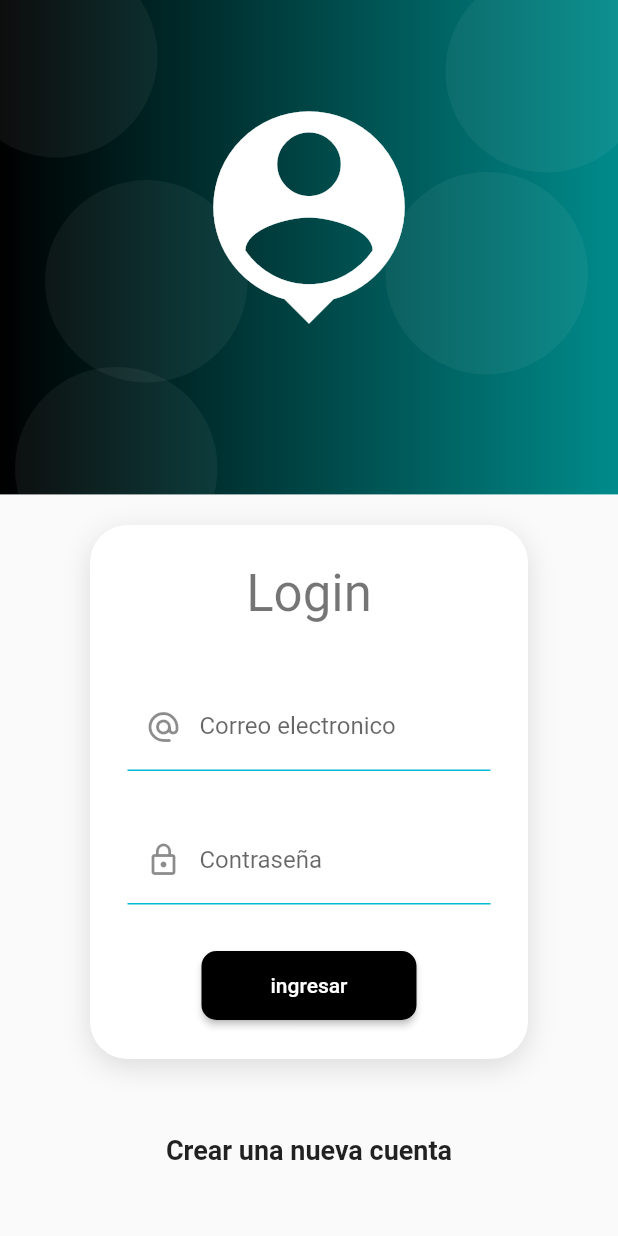
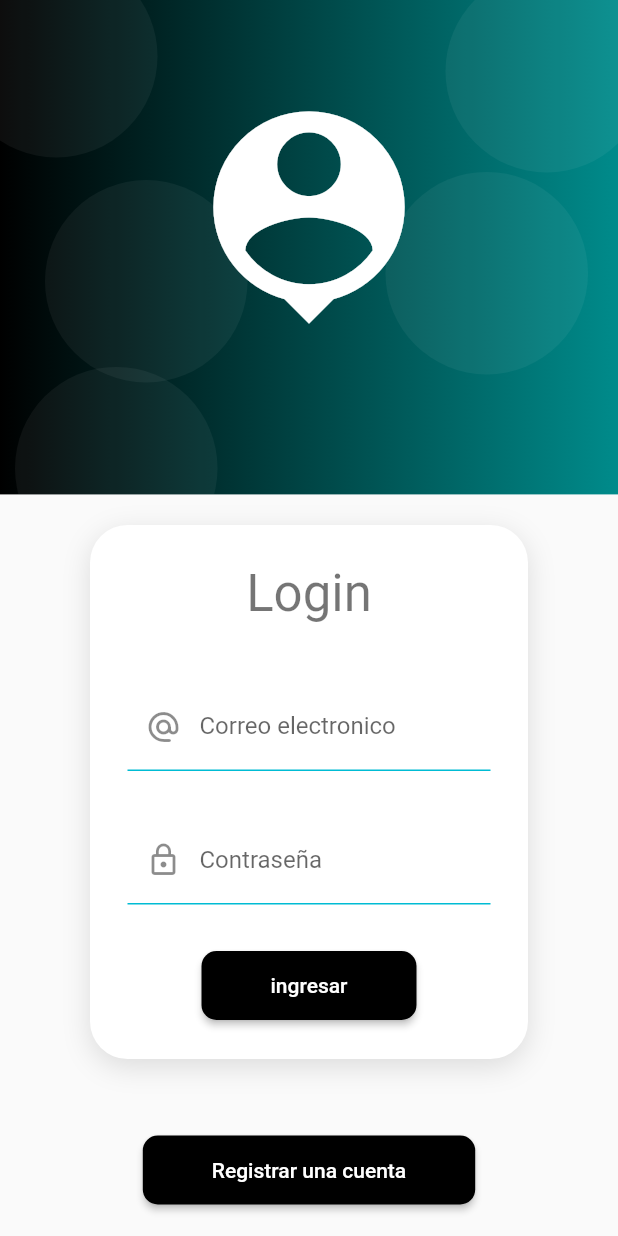
Before and after one commit to Ezee31/marketplace_uni, a Flutter app: the screen it shows after launch, on a phone screen of 412 x 824 dp. Run offline on Flutter 3.47's test engine with Material 2 defaults, Android fonts, the light colour scheme and no system bars; our stand-ins replace firebase_auth, firebase_core, get, iconly, line_awesome_flutter; accounts and stored records are empty.

Commit message:
firebase login account

```diff
--- a/lib/main.dart
+++ b/lib/main.dart
@@ -4,28 +4,36 @@ import 'package:marketplace_uni/screens/Main_screen.dart';
 import 'package:marketplace_uni/screens/login_screen.dart';
 import 'package:marketplace_uni/screens/splash_screen.dart';
 import 'package:firebase_core/firebase_core.dart';
+import 'package:firebase_auth/firebase_auth.dart';
 import 'firebase_options.dart';
+
 void main() async {
   WidgetsFlutterBinding.ensureInitialized();
+  await Firebase.initializeApp(
+    options: DefaultFirebaseOptions.currentPlatform,
+  );
   runApp(MarketplaceApp());
-
-await Firebase.initializeApp(
-    options: DefaultFirebaseOptions.currentPlatform,
-);
 }
 
 class MarketplaceApp extends StatelessWidget {
   @override
-
   Widget build(BuildContext context) {
-    return  GetMaterialApp(
+    return GetMaterialApp(
       debugShowCheckedModeBanner: false,
-
       title: 'Material app',
       routes: {
         'splash_screen': (_) => const SplashScreen(),
-        'login': (_) => const LoginScreen(),
-       'home' : (_) => const MainScreen(),
+        'home': (_) => StreamBuilder<User?>(
+              stream: FirebaseAuth.instance.authStateChanges(),
+              builder: (context, snapshot) {
+                if (snapshot.hasData) {
+                  return const MainScreen();
+                } else {
+                  return LoginScreen();
+                }
+              },
+            ),
+        'main': (_) => const MainScreen(),
       },
       initialRoute: 'splash_screen',
     );
--- a/lib/screens/login_screen.dart
+++ b/lib/screens/login_screen.dart
@@ -1,18 +1,24 @@
 import 'package:flutter/material.dart';
+import 'package:get/get.dart';
+import 'package:marketplace_uni/screens/Main_screen.dart';
+import 'package:marketplace_uni/screens/registro_screen.dart';
 import 'package:marketplace_uni/widgets/input_decoration.dart';
-
+import 'package:firebase_core/firebase_core.dart';
+import 'package:firebase_auth/firebase_auth.dart';
 
 class LoginScreen extends StatelessWidget {
-  const LoginScreen({super.key});
+  LoginScreen({super.key});
+
+  final TextEditingController emailController = TextEditingController();
+  final TextEditingController passwordController = TextEditingController();
 
   @override
-
   Widget build(BuildContext context) {
     final size = MediaQuery.of(context).size;
     return Scaffold(
       body: SizedBox(
-        width:double.infinity,
-        height:double.infinity,
+        width: double.infinity,
+        height: double.infinity,
         child: Stack(
           children: [
             cajaSuperior(size),
@@ -26,7 +32,6 @@ class LoginScreen extends StatelessWidget {
 
   SingleChildScrollView loginForm(BuildContext context) {
     return SingleChildScrollView(
-
       child: Column(
         children: [
           const SizedBox(height: 350),
@@ -42,14 +47,12 @@ class LoginScreen extends StatelessWidget {
                   BoxShadow(
                     color: Colors.black12,
                     blurRadius: 15,
-                        offset: Offset(0,5),
+                    offset: Offset(0, 5),
                   )
-                    ]
-                  ),
+                ]),
             child: Column(
               children: [
-                      Text(
-                        'Login',
+                Text('Login',
                     style: Theme.of(context).textTheme.headlineMedium),
                 const SizedBox(height: 40),
                 Container(
@@ -58,6 +61,7 @@ class LoginScreen extends StatelessWidget {
                     child: Column(
                       children: [
                         TextFormField(
+                          controller: emailController,
                           keyboardType: TextInputType.emailAddress,
                           autocorrect: false,
                           decoration: InputDecorations.inputDecoration(
@@ -70,53 +74,78 @@ class LoginScreen extends StatelessWidget {
                             RegExp regExp = new RegExp(pattern);
                             return regExp.hasMatch(value ?? '')
                                 ? null
-                                    :'el valor ingresado no es un correo';
-                                  } ,),
-
+                                : 'el valor ingresado no es un correo';
+                          },
+                        ),
                         const SizedBox(height: 30),
                         TextFormField(
+                          controller: passwordController,
                           autocorrect: false,
                           obscureText: true,
                           decoration: InputDecorations.inputDecoration(
                               hintText: '*******',
-                                    labelText:'Contraseña',
+                              labelText: 'Contraseña',
                               icono: Icon(Icons.lock_outline)),
                           validator: (value) {
-                                      return (value != null && value.length >=6)
+                            return (value != null && value.length >= 6)
                                 ? null
                                 : 'la contraseña debe contener almenos 6 caracteres';
                           },
                         ),
                         const SizedBox(height: 30),
                         MaterialButton(
-                                      shape: RoundedRectangleBorder( borderRadius: BorderRadius.circular(10) ),
+                          shape: RoundedRectangleBorder(
+                              borderRadius: BorderRadius.circular(10)),
                           disabledColor: Colors.grey,
                           color: Colors.black,
                           child: Container(
-                                        padding: const EdgeInsets.symmetric(horizontal: 30, vertical: 15),
+                            padding: const EdgeInsets.symmetric(
+                                horizontal: 30, vertical: 15),
                             child: const Text(
                               'ingresar',
-                                        style: TextStyle(
-                                          color: Colors.white
-                                        ),),
+                              style: TextStyle(color: Colors.white),
                             ),
-                                      onPressed: () {
-                                        Navigator.pushReplacementNamed(context, 'home');
+                          ),
+                          onPressed: () async {
+                            try {
+                              UserCredential userCredential = await FirebaseAuth
+                                  .instance
+                                  .signInWithEmailAndPassword(
+                                email: emailController.text,
+                                password: passwordController.text,
+                              );
+
+                              User? user = userCredential.user;
+                              print('Iniciando sesion: ${user!.uid}');
+                              Navigator.pushReplacementNamed(context, 'main');
+                            } catch (e) {
+                              print('Error al iniciar sesion');
+                            }
                           },
                         )
                       ],
                     ),
-
                   ),
                 )
               ],
             ),
           ),
           const SizedBox(height: 50),
-                const Text (
-                  'Crear una nueva cuenta',
-                  style: TextStyle(fontSize: 18, fontWeight: FontWeight.bold),
-                  )
+          MaterialButton(
+              shape: RoundedRectangleBorder(
+                  borderRadius: BorderRadius.circular(10)),
+              disabledColor: Colors.grey,
+              color: Colors.black,
+              child: Container(
+                padding:
+                    const EdgeInsets.symmetric(horizontal: 30, vertical: 15),
+                child: const Text(
+                  'Registrar una cuenta',
+                  style: TextStyle(color: Colors.white),
+                ),
+              ),
+              //sirve para Navegar
+              onPressed: () => Get.to(RegristroProfileScreen())),
         ],
       ),
     );
@@ -124,23 +153,25 @@ class LoginScreen extends StatelessWidget {
 
   SafeArea iconoPerfil() {
     return SafeArea(
-          child :Container( //perfil
+        child: Container(
+      //perfil
       margin: const EdgeInsets.only(top: 60),
       width: double.infinity,
-            child: const Icon(Icons.person_pin,
+      child: const Icon(
+        Icons.person_pin,
         color: Colors.white,
-            size: 170,),
-          )
-          );
+        size: 170,
+      ),
+    ));
   }
 
   Container cajaSuperior(size) {
     return Container(
       decoration: const BoxDecoration(
-              gradient: LinearGradient(colors:[
+          gradient: LinearGradient(colors: [
         Color.fromRGBO(0, 0, 0, 1),
         Color.fromRGBO(0, 139, 139, 1),
-              ] )),
+      ])),
       width: double.infinity,
       height: size.height * 0.4,
       child: Stack(
@@ -159,7 +190,8 @@ class LoginScreen extends StatelessWidget {
             top: -20,
             right: -20,
             child: burbujas(),
-                ),Positioned(
+          ),
+          Positioned(
             bottom: -50,
             left: 10,
             child: burbujas(),
@@ -169,7 +201,6 @@ class LoginScreen extends StatelessWidget {
             right: 20,
             child: burbujas(),
           )
-
         ],
       ),
     );
--- a/lib/widgets/profile_menu.dart
+++ b/lib/widgets/profile_menu.dart
@@ -20,6 +20,7 @@ class profilemenu_settings extends StatelessWidget {
   @override
   Widget build(BuildContext context) {
     return ListTile(
+      onTap: onPress,
       leading: Container(
         width: 40,
         height: 40,
```
Also changed, not shown: lib/screens/profile_screen.dart (+11 -3 lines), lib/screens/profilescreens/ajustes_screen.dart (added, +23 -0 lines), lib/screens/profilescreens/update_profile_screen.dart (added, +135 -0 lines), lib/screens/registro_screen.dart (renamed from lib/screens/update_profile_screen.dart, +17 -27 lines), lib/screens/splash_screen.dart (+11 -9 lines). Lines whose indentation alone changed are shown as unchanged.
